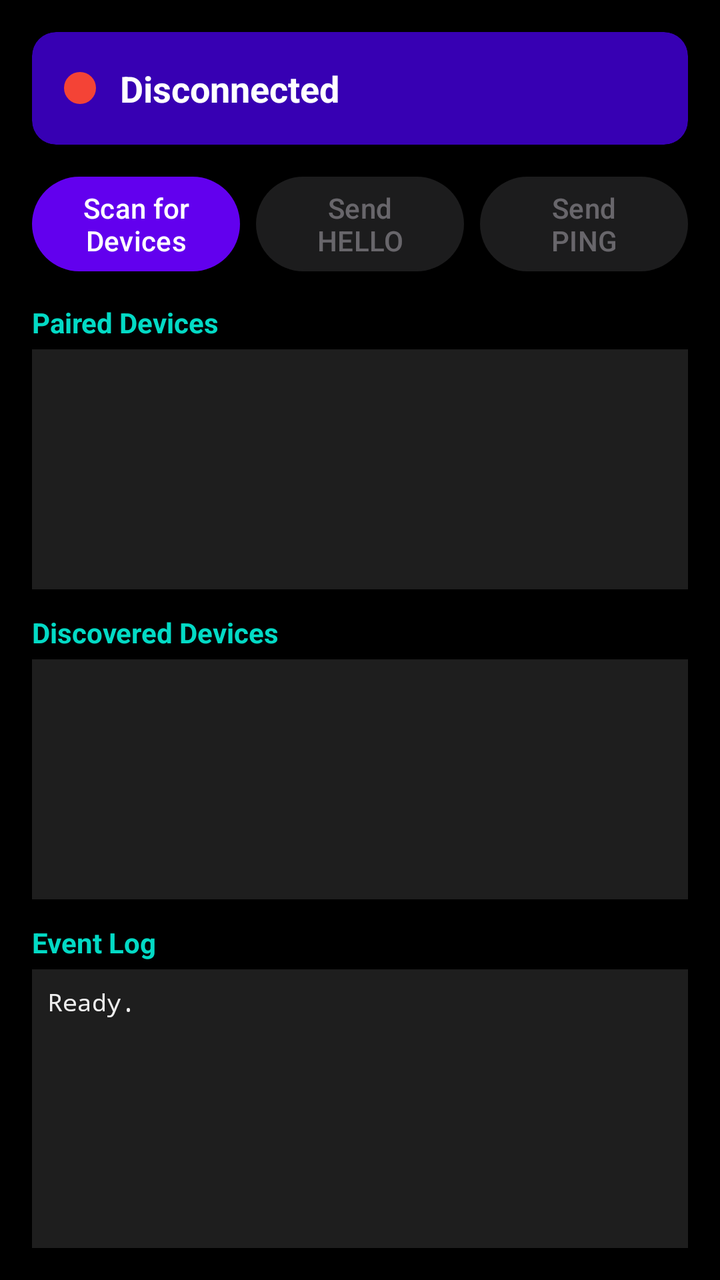
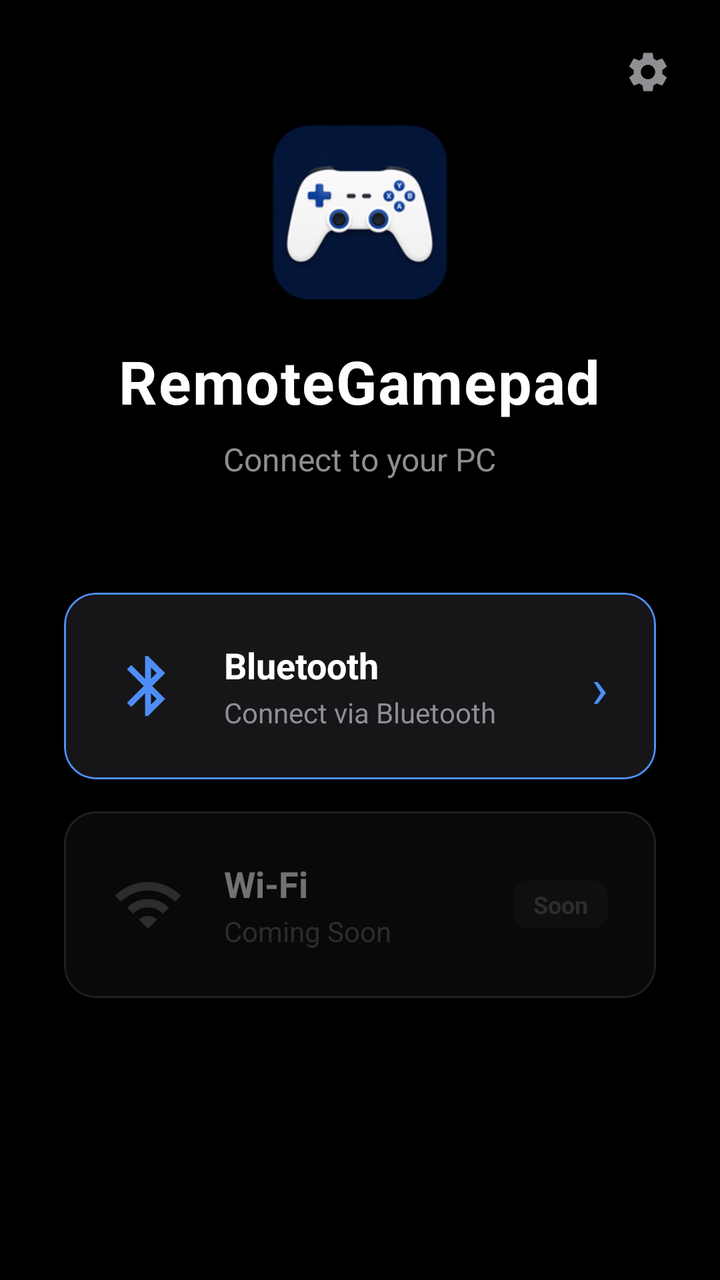

An Android layout rendered at two revisions. The XML below is the earlier revision; the diff shows what the commit changed to produce the second picture.
<!-- AndroidManifest.xml: application theme Theme.RemoteGamepad -->
<!-- res/layout/activity_main.xml -->
<?xml version="1.0" encoding="utf-8"?>
<FrameLayout
    xmlns:android="http://schemas.android.com/apk/res/android"
    xmlns:app="http://schemas.android.com/apk/res-auto"
    android:layout_width="match_parent"
    android:layout_height="match_parent"
    android:background="@color/black">

    
    <LinearLayout
        android:id="@+id/layoutConnection"
        android:layout_width="match_parent"
        android:layout_height="match_parent"
        android:orientation="vertical"
        android:padding="16dp">

        
        <androidx.cardview.widget.CardView
            android:layout_width="match_parent"
            android:layout_height="wrap_content"
            app:cardCornerRadius="12dp"
            app:cardBackgroundColor="@color/purple_700"
            android:layout_marginBottom="12dp">

            <LinearLayout
                android:layout_width="match_parent"
                android:layout_height="wrap_content"
                android:orientation="horizontal"
                android:padding="16dp"
                android:gravity="center_vertical">

                <View
                    android:id="@+id/statusIndicator"
                    android:layout_width="16dp"
                    android:layout_height="16dp"
                    android:background="@drawable/circle_red"
                    android:layout_marginEnd="12dp"/>

                <TextView
                    android:id="@+id/tvStatus"
                    android:layout_width="0dp"
                    android:layout_height="wrap_content"
                    android:layout_weight="1"
                    android:text="@string/status_disconnected"
                    android:textColor="@color/white"
                    android:textSize="18sp"
                    android:textStyle="bold"/>

                <Button
                    android:id="@+id/btnDisconnect"
                    android:layout_width="wrap_content"
                    android:layout_height="wrap_content"
                    android:text="@string/btn_disconnect"
                    android:visibility="gone"/>
            </LinearLayout>
        </androidx.cardview.widget.CardView>

        
        <LinearLayout
            android:layout_width="match_parent"
            android:layout_height="wrap_content"
            android:orientation="horizontal"
            android:layout_marginBottom="12dp">

            <Button
                android:id="@+id/btnScan"
                android:layout_width="0dp"
                android:layout_height="wrap_content"
                android:layout_weight="1"
                android:text="@string/btn_scan"
                android:layout_marginEnd="8dp"/>

            <Button
                android:id="@+id/btnSendHello"
                android:layout_width="0dp"
                android:layout_height="wrap_content"
                android:layout_weight="1"
                android:text="@string/btn_send_hello"
                android:enabled="false"
                android:layout_marginEnd="8dp"/>

            <Button
                android:id="@+id/btnSendPing"
                android:layout_width="0dp"
                android:layout_height="wrap_content"
                android:layout_weight="1"
                android:text="@string/btn_send_ping"
                android:enabled="false"/>
        </LinearLayout>

        
        <TextView
            android:layout_width="match_parent"
            android:layout_height="wrap_content"
            android:text="@string/label_paired"
            android:textColor="@color/teal_200"
            android:textStyle="bold"
            android:layout_marginBottom="4dp"/>

        <androidx.recyclerview.widget.RecyclerView
            android:id="@+id/rvPairedDevices"
            android:layout_width="match_parent"
            android:layout_height="120dp"
            android:layout_marginBottom="12dp"
            android:background="@color/log_bg"/>

        <TextView
            android:layout_width="match_parent"
            android:layout_height="wrap_content"
            android:text="@string/label_discovered"
            android:textColor="@color/teal_200"
            android:textStyle="bold"
            android:layout_marginBottom="4dp"/>

        <androidx.recyclerview.widget.RecyclerView
            android:id="@+id/rvDiscoveredDevices"
            android:layout_width="match_parent"
            android:layout_height="120dp"
            android:layout_marginBottom="12dp"
            android:background="@color/log_bg"/>

        
        <TextView
            android:layout_width="match_parent"
            android:layout_height="wrap_content"
            android:text="@string/label_log"
            android:textColor="@color/teal_200"
            android:textStyle="bold"
            android:layout_marginBottom="4dp"/>

        <ScrollView
            android:id="@+id/scrollView"
            android:layout_width="match_parent"
            android:layout_height="0dp"
            android:layout_weight="1"
            android:background="@color/log_bg"
            android:padding="8dp">

            <TextView
                android:id="@+id/tvLog"
                android:layout_width="match_parent"
                android:layout_height="wrap_content"
                android:textColor="@color/log_text"
                android:textSize="12sp"
                android:fontFamily="monospace"
                android:text="Ready.
"/>
        </ScrollView>
    </LinearLayout>

    
    <com.remotegamepad.ui.GamepadView
        android:id="@+id/gamepadView"
        android:layout_width="match_parent"
        android:layout_height="match_parent"
        android:visibility="gone"/>

</FrameLayout>
<!-- resources referenced by this layout -->
<resources>
  <color name="log_bg">#FF1E1E1E</color>
  <color name="log_text">#FFEEEEEE</color>
  <!-- drawable circle_red (drawable) -->
  <?xml version="1.0" encoding="utf-8"?>
  <shape xmlns:android="http://schemas.android.com/apk/res/android"
      android:shape="oval">
      <solid android:color="@color/status_red"/>
  </shape>
  <string name="btn_disconnect">Disconnect</string>
  <string name="btn_scan">Scan for Devices</string>
  <string name="btn_send_hello">Send HELLO</string>
  <string name="btn_send_ping">Send PING</string>
  <string name="label_discovered">Discovered Devices</string>
  <string name="label_log">Event Log</string>
  <string name="label_paired">Paired Devices</string>
  <string name="status_disconnected">Disconnected</string>
  <color name="status_red">#FFF44336</color>
  <!-- unchanged entries left out for length: 6 -->
</resources>

<!-- the commit's change to res/layout/activity_main.xml (unified diff, before → after) -->
@@ -7,145 +7,392 @@
     android:background="@color/black">
 
     
+    <FrameLayout
+        android:id="@+id/layoutHome"
+        android:layout_width="match_parent"
+        android:layout_height="match_parent">
+
+        
+        <ImageButton
+            android:id="@+id/btnControllerStyle"
+            android:layout_width="48dp"
+            android:layout_height="48dp"
+            android:layout_gravity="top|end"
+            android:layout_marginTop="12dp"
+            android:layout_marginEnd="12dp"
+            android:src="@drawable/ic_settings"
+            android:background="?attr/selectableItemBackgroundBorderless"
+            android:contentDescription="@string/controller_style_title"
+            android:scaleType="center"/>
+
+    <LinearLayout
+        android:layout_width="match_parent"
+        android:layout_height="match_parent"
+        android:orientation="vertical"
+        android:gravity="center_horizontal"
+        android:paddingStart="32dp"
+        android:paddingEnd="32dp">
+
+        <Space
+            android:layout_width="0dp"
+            android:layout_height="0dp"
+            android:layout_weight="1"/>
+
+        
+        <ImageView
+            android:layout_width="88dp"
+            android:layout_height="88dp"
+            android:src="@mipmap/ic_launcher"
+            android:layout_marginBottom="20dp"
+            android:importantForAccessibility="no"/>
+
+        
+        <TextView
+            android:layout_width="wrap_content"
+            android:layout_height="wrap_content"
+            android:text="@string/app_name"
+            android:textColor="@color/white"
+            android:textSize="30sp"
+            android:textStyle="bold"
+            android:letterSpacing="0.02"
+            android:layout_marginBottom="8dp"/>
+
+        
+        <TextView
+            android:layout_width="wrap_content"
+            android:layout_height="wrap_content"
+            android:text="@string/home_subtitle"
+            android:textColor="@color/text_secondary"
+            android:textSize="16sp"
+            android:layout_marginBottom="56dp"/>
+
+        
+        <com.google.android.material.card.MaterialCardView
+            android:id="@+id/cardBluetooth"
+            android:layout_width="match_parent"
+            android:layout_height="wrap_content"
+            android:layout_marginBottom="16dp"
+            android:clickable="true"
+            android:focusable="true"
+            android:foreground="?attr/selectableItemBackground"
+            app:cardCornerRadius="16dp"
+            app:cardBackgroundColor="@color/surface"
+            app:strokeColor="@color/accent"
+            app:strokeWidth="1dp"
+            app:cardElevation="0dp">
+
+            <LinearLayout
+                android:layout_width="match_parent"
+                android:layout_height="wrap_content"
+                android:orientation="horizontal"
+                android:padding="24dp"
+                android:gravity="center_vertical">
+
+                <ImageView
+                    android:layout_width="36dp"
+                    android:layout_height="36dp"
+                    android:src="@drawable/ic_bluetooth_symbol"
+                    android:layout_marginEnd="20dp"
+                    android:importantForAccessibility="no"/>
+
+                <LinearLayout
+                    android:layout_width="0dp"
+                    android:layout_height="wrap_content"
+                    android:layout_weight="1"
+                    android:orientation="vertical">
+
+                    <TextView
+                        android:layout_width="wrap_content"
+                        android:layout_height="wrap_content"
+                        android:text="@string/home_bluetooth_title"
+                        android:textColor="@color/white"
+                        android:textSize="18sp"
+                        android:textStyle="bold"/>
+
+                    <TextView
+                        android:layout_width="wrap_content"
+                        android:layout_height="wrap_content"
+                        android:text="@string/home_bluetooth_subtitle"
+                        android:textColor="@color/text_secondary"
+                        android:textSize="14sp"
+                        android:layout_marginTop="2dp"/>
+                </LinearLayout>
+
+                
+                <TextView
+                    android:layout_width="wrap_content"
+                    android:layout_height="wrap_content"
+                    android:text="›"
+                    android:textColor="@color/accent"
+                    android:textSize="28sp"/>
+            </LinearLayout>
+        </com.google.android.material.card.MaterialCardView>
+
+        
+        <com.google.android.material.card.MaterialCardView
+            android:id="@+id/cardWifi"
+            android:layout_width="match_parent"
+            android:layout_height="wrap_content"
+            android:layout_marginBottom="16dp"
+            android:alpha="0.45"
+            app:cardCornerRadius="16dp"
+            app:cardBackgroundColor="@color/surface"
+            app:cardElevation="0dp">
+
+            <LinearLayout
+                android:layout_width="match_parent"
+                android:layout_height="wrap_content"
+                android:orientation="horizontal"
+                android:padding="24dp"
+                android:gravity="center_vertical">
+
+                <ImageView
+                    android:layout_width="36dp"
+                    android:layout_height="36dp"
+                    android:src="@drawable/ic_wifi_symbol"
+                    android:layout_marginEnd="20dp"
+                    android:importantForAccessibility="no"/>
+
+                <LinearLayout
+                    android:layout_width="0dp"
+                    android:layout_height="wrap_content"
+                    android:layout_weight="1"
+                    android:orientation="vertical">
+
+                    <TextView
+                        android:layout_width="wrap_content"
+                        android:layout_height="wrap_content"
+                        android:text="@string/home_wifi_title"
+                        android:textColor="@color/white"
+                        android:textSize="18sp"
+                        android:textStyle="bold"/>
+
+                    <TextView
+                        android:layout_width="wrap_content"
+                        android:layout_height="wrap_content"
+                        android:text="@string/home_wifi_subtitle"
+                        android:textColor="@color/text_hint"
+                        android:textSize="14sp"
+                        android:layout_marginTop="2dp"/>
+                </LinearLayout>
+
+                
+                <TextView
+                    android:layout_width="wrap_content"
+                    android:layout_height="wrap_content"
+                    android:text="Soon"
+                    android:textColor="@color/text_hint"
+                    android:textSize="12sp"
+                    android:textStyle="bold"
+                    android:background="@drawable/bg_badge"
+                    android:paddingStart="10dp"
+                    android:paddingEnd="10dp"
+                    android:paddingTop="4dp"
+                    android:paddingBottom="4dp"/>
+            </LinearLayout>
+        </com.google.android.material.card.MaterialCardView>
+
+        <Space
+            android:layout_width="0dp"
+            android:layout_height="0dp"
+            android:layout_weight="2"/>
+    </LinearLayout>
+    </FrameLayout>
+
+    
     <LinearLayout
         android:id="@+id/layoutConnection"
         android:layout_width="match_parent"
         android:layout_height="match_parent"
         android:orientation="vertical"
-        android:padding="16dp">
-
-        
-        <androidx.cardview.widget.CardView
-            android:layout_width="match_parent"
-            android:layout_height="wrap_content"
-            app:cardCornerRadius="12dp"
-            app:cardBackgroundColor="@color/purple_700"
-            android:layout_marginBottom="12dp">
-
+        android:background="@color/black"
+        android:visibility="gone">
+
+        
+        <LinearLayout
+            android:layout_width="match_parent"
+            android:layout_height="56dp"
+            android:orientation="horizontal"
+            android:gravity="center_vertical"
+            android:paddingStart="4dp"
+            android:paddingEnd="16dp"
+            android:background="@color/surface">
+
+            <ImageButton
+                android:id="@+id/btnBack"
+                android:layout_width="48dp"
+                android:layout_height="48dp"
+                android:src="@drawable/ic_arrow_back"
+                android:background="?attr/selectableItemBackgroundBorderless"
+                android:contentDescription="@string/connect_title"
+                android:scaleType="center"/>
+
+            <TextView
+                android:layout_width="0dp"
+                android:layout_height="wrap_content"
+                android:layout_weight="1"
+                android:text="@string/connect_title"
+                android:textColor="@color/white"
+                android:textSize="20sp"
+                android:textStyle="bold"/>
+        </LinearLayout>
+
+        
+        <View
+            android:layout_width="match_parent"
+            android:layout_height="1dp"
+            android:background="@color/surface_light"/>
+
+        
+        <LinearLayout
+            android:layout_width="match_parent"
+            android:layout_height="0dp"
+            android:layout_weight="1"
+            android:orientation="vertical"
+            android:padding="20dp">
+
+            
+            <TextView
+                android:layout_width="wrap_content"
+                android:layout_height="wrap_content"
+                android:text="@string/connect_subtitle"
+                android:textColor="@color/text_secondary"
+                android:textSize="14sp"
+                android:layout_marginBottom="20dp"/>
+
+            
             <LinearLayout
+                android:id="@+id/connectingIndicator"
                 android:layout_width="match_parent"
                 android:layout_height="wrap_content"
                 android:orientation="horizontal"
-                android:padding="16dp"
-                android:gravity="center_vertical">
-
-                <View
-                    android:id="@+id/statusIndicator"
-                    android:layout_width="16dp"
-                    android:layout_height="16dp"
-                    android:background="@drawable/circle_red"
-                    android:layout_marginEnd="12dp"/>
+                android:gravity="center_vertical"
+                android:visibility="gone"
+                android:layout_marginBottom="16dp">
+
+                <ProgressBar
+                    android:layout_width="20dp"
+                    android:layout_height="20dp"
+                    android:layout_marginEnd="12dp"
+                    style="?android:attr/progressBarStyleSmall"/>
 
                 <TextView
-                    android:id="@+id/tvStatus"
-                    android:layout_width="0dp"
-                    android:layout_height="wrap_content"
-                    android:layout_weight="1"
-                    android:text="@string/status_disconnected"
+                    android:id="@+id/tvConnectingText"
+                    android:layout_width="wrap_content"
+                    android:layout_height="wrap_content"
+                    android:text="@string/connecting_to_device"
+                    android:textColor="@color/text_secondary"
+                    android:textSize="14sp"/>
+            </LinearLayout>
+
+            
+            <LinearLayout
+                android:id="@+id/emptyState"
+                android:layout_width="match_parent"
+                android:layout_height="match_parent"
+                android:orientation="vertical"
+                android:gravity="center"
+                android:visibility="gone">
+
+                <ImageView
+                    android:layout_width="64dp"
+                    android:layout_height="64dp"
+                    android:src="@drawable/ic_bluetooth_symbol"
+                    android:layout_marginBottom="20dp"
+                    android:alpha="0.35"
+                    android:importantForAccessibility="no"/>
+
+                <TextView
+                    android:layout_width="wrap_content"
+                    android:layout_height="wrap_content"
+                    android:text="@string/no_devices_found"
                     android:textColor="@color/white"
                     android:textSize="18sp"
-                    android:textStyle="bold"/>
-
-                <Button
-                    android:id="@+id/btnDisconnect"
+                    android:textStyle="bold"
+                    android:layout_marginBottom="8dp"/>
+
+                <TextView
                     android:layout_width="wrap_content"
                     android:layout_height="wrap_content"
-                    android:text="@string/btn_disconnect"
-                    android:visibility="gone"/>
+                    android:text="@string/no_devices_hint"
+                    android:textColor="@color/text_secondary"
+                    android:textSize="14sp"
+                    android:gravity="center"
+                    android:paddingStart="32dp"
+                    android:paddingEnd="32dp"/>
             </LinearLayout>
-        </androidx.cardview.widget.CardView>
-
-        
-        <LinearLayout
-            android:layout_width="match_parent"
-            android:layout_height="wrap_content"
-            android:orientation="horizontal"
-            android:layout_marginBottom="12dp">
-
-            <Button
-                android:id="@+id/btnScan"
-                android:layout_width="0dp"
-                android:layout_height="wrap_content"
-                android:layout_weight="1"
-                android:text="@string/btn_scan"
-                android:layout_marginEnd="8dp"/>
-
-            <Button
-                android:id="@+id/btnSendHello"
-                android:layout_width="0dp"
-                android:layout_height="wrap_content"
-                android:layout_weight="1"
-                android:text="@string/btn_send_hello"
-                android:enabled="false"
-                android:layout_marginEnd="8dp"/>
-
-            <Button
-                android:id="@+id/btnSendPing"
-                android:layout_width="0dp"
-                android:layout_height="wrap_content"
-                android:layout_weight="1"
-                android:text="@string/btn_send_ping"
-                android:enabled="false"/>
+
+            
+            <ScrollView
+                android:id="@+id/deviceListScroll"
+                android:layout_width="match_parent"
+                android:layout_height="match_parent"
+                android:visibility="gone"
+                android:scrollbarThumbVertical="@color/text_hint"
+                android:fadeScrollbars="false">
+
+                <LinearLayout
+                    android:layout_width="match_parent"
+                    android:layout_height="wrap_content"
+                    android:orientation="vertical">
+
+                    
+                    <TextView
+                        android:id="@+id/pairedSectionHeader"
+                        android:layout_width="wrap_content"
+                        android:layout_height="wrap_content"
+                        android:text="@string/section_paired"
+                        android:textColor="@color/text_secondary"
+                        android:textSize="12sp"
+                        android:textStyle="bold"
+                        android:letterSpacing="0.05"
+                        android:layout_marginBottom="8dp"
+                        android:visibility="gone"/>
+
+                    <androidx.recyclerview.widget.RecyclerView
+                        android:id="@+id/rvPairedDevices"
+                        android:layout_width="match_parent"
+                        android:layout_height="wrap_content"
+                        android:nestedScrollingEnabled="false"
+                        android:layout_marginBottom="16dp"/>
+
+                    
+                    <TextView
+                        android:id="@+id/discoveredSectionHeader"
+                        android:layout_width="wrap_content"
+                        android:layout_height="wrap_content"
+                        android:text="@string/section_available"
+                        android:textColor="@color/text_secondary"
+                        android:textSize="12sp"
+                        android:textStyle="bold"
+                        android:letterSpacing="0.05"
+                        android:layout_marginBottom="8dp"
+                        android:visibility="gone"/>
+
+                    <androidx.recyclerview.widget.RecyclerView
+                        android:id="@+id/rvDiscoveredDevices"
+                        android:layout_width="match_parent"
+                        android:layout_height="wrap_content"
+                        android:nestedScrollingEnabled="false"/>
+                </LinearLayout>
+            </ScrollView>
         </LinearLayout>
 
         
-        <TextView
-            android:layout_width="match_parent"
-            android:layout_height="wrap_content"
-            android:text="@string/label_paired"
-            android:textColor="@color/teal_200"
+        <com.google.android.material.button.MaterialButton
+            android:id="@+id/btnScan"
+            android:layout_width="match_parent"
+            android:layout_height="52dp"
+            android:layout_marginStart="20dp"
+            android:layout_marginEnd="20dp"
+            android:layout_marginBottom="20dp"
+            android:text="@string/btn_scan"
+            android:textColor="@color/white"
+            android:textSize="16sp"
             android:textStyle="bold"
-            android:layout_marginBottom="4dp"/>
-
-        <androidx.recyclerview.widget.RecyclerView
-            android:id="@+id/rvPairedDevices"
-            android:layout_width="match_parent"
-            android:layout_height="120dp"
-            android:layout_marginBottom="12dp"
-            android:background="@color/log_bg"/>
-
-        <TextView
-            android:layout_width="match_parent"
-            android:layout_height="wrap_content"
-            android:text="@string/label_discovered"
-            android:textColor="@color/teal_200"
-            android:textStyle="bold"
-            android:layout_marginBottom="4dp"/>
-
-        <androidx.recyclerview.widget.RecyclerView
-            android:id="@+id/rvDiscoveredDevices"
-            android:layout_width="match_parent"
-            android:layout_height="120dp"
-            android:layout_marginBottom="12dp"
-            android:background="@color/log_bg"/>
-
-        
-        <TextView
-            android:layout_width="match_parent"
-            android:layout_height="wrap_content"
-            android:text="@string/label_log"
-            android:textColor="@color/teal_200"
-            android:textStyle="bold"
-            android:layout_marginBottom="4dp"/>
-
-        <ScrollView
-            android:id="@+id/scrollView"
-            android:layout_width="match_parent"
-            android:layout_height="0dp"
-            android:layout_weight="1"
-            android:background="@color/log_bg"
-            android:padding="8dp">
-
-            <TextView
-                android:id="@+id/tvLog"
-                android:layout_width="match_parent"
-                android:layout_height="wrap_content"
-                android:textColor="@color/log_text"
-                android:textSize="12sp"
-                android:fontFamily="monospace"
-                android:text="Ready.
-"/>
-        </ScrollView>
+            app:backgroundTint="@color/accent"
+            app:cornerRadius="12dp"
+            style="@style/Widget.Material3.Button"/>
     </LinearLayout>
 
     
<!-- resource entries referenced after the edit -->
@@ -1,22 +1,74 @@
 <!-- resources referenced by this layout -->
 <resources>
-  <color name="log_bg">#FF1E1E1E</color>
-  <color name="log_text">#FFEEEEEE</color>
-  <!-- drawable circle_red (drawable) -->
+  <color name="accent">#FF4E8EF7</color>
+  <color name="surface">#FF161618</color>
+  <color name="surface_light">#FF222226</color>
+  <color name="text_hint">#FF636366</color>
+  <color name="text_secondary">#FF8E8E93</color>
+  <!-- drawable bg_badge (drawable) -->
   <?xml version="1.0" encoding="utf-8"?>
   <shape xmlns:android="http://schemas.android.com/apk/res/android"
-      android:shape="oval">
-      <solid android:color="@color/status_red"/>
+      android:shape="rectangle">
+      <solid android:color="@color/surface_light"/>
+      <corners android:radius="8dp"/>
   </shape>
-  <string name="btn_disconnect">Disconnect</string>
-  <string name="btn_scan">Scan for Devices</string>
-  <string name="btn_send_hello">Send HELLO</string>
-  <string name="btn_send_ping">Send PING</string>
-  <string name="label_discovered">Discovered Devices</string>
-  <string name="label_log">Event Log</string>
-  <string name="label_paired">Paired Devices</string>
-  <string name="status_disconnected">Disconnected</string>
-  <color name="status_red">#FFF44336</color>
+  <!-- drawable ic_arrow_back (drawable) -->
+  <vector xmlns:android="http://schemas.android.com/apk/res/android"
+      android:width="24dp"
+      android:height="24dp"
+      android:viewportWidth="24"
+      android:viewportHeight="24">
+      <path
+          android:fillColor="#FFFFFFFF"
+          android:pathData="M20,11H7.83l5.59,-5.59L12,4l-8,8 8,8 1.41,-1.41L7.83,13H20v-2z"/>
+  </vector>
+  <!-- drawable ic_bluetooth_symbol (drawable) -->
+  <vector xmlns:android="http://schemas.android.com/apk/res/android"
+      android:width="32dp"
+      android:height="32dp"
+      android:viewportWidth="24"
+      android:viewportHeight="24">
+      <path
+          android:fillColor="#FF4E8EF7"
+          android:pathData="M17.71,7.71L12,2h-1v7.59L6.41,5 5,6.41 10.59,12 5,17.59 6.41,19 11,14.41V22h1l5.71,-5.71 -4.3,-4.29 4.3,-4.29zM13,5.83l1.88,1.88L13,9.59V5.83zM14.88,16.29L13,18.17v-3.76l1.88,1.88z"/>
+  </vector>
+  <!-- drawable ic_settings (drawable) -->
+  <?xml version="1.0" encoding="utf-8"?>
+  <vector xmlns:android="http://schemas.android.com/apk/res/android"
+      android:width="24dp"
+      android:height="24dp"
+      android:viewportWidth="24"
+      android:viewportHeight="24">
+      <path
+          android:fillColor="#8E8E93"
+          android:pathData="M19.14,12.94c0.04,-0.3 0.06,-0.61 0.06,-0.94c0,-0.32 -0.02,-0.64 -0.07,-0.94l2.03,-1.58c0.18,-0.14 0.23,-0.41 0.12,-0.61l-1.92,-3.32c-0.12,-0.22 -0.37,-0.29 -0.59,-0.22l-2.39,0.96c-0.5,-0.38 -1.03,-0.7 -1.62,-0.94L14.4,2.81c-0.04,-0.24 -0.24,-0.41 -0.48,-0.41h-3.84c-0.24,0 -0.43,0.17 -0.47,0.41L9.25,5.35C8.66,5.59 8.12,5.92 7.63,6.29L5.24,5.33c-0.22,-0.08 -0.47,0 -0.59,0.22L2.74,8.87C2.62,9.08 2.66,9.34 2.86,9.48l2.03,1.58C4.84,11.36 4.8,11.69 4.8,12s0.02,0.64 0.07,0.94l-2.03,1.58c-0.18,0.14 -0.23,0.41 -0.12,0.61l1.92,3.32c0.12,0.22 0.37,0.29 0.59,0.22l2.39,-0.96c0.5,0.38 1.03,0.7 1.62,0.94l0.36,2.54c0.05,0.24 0.24,0.41 0.48,0.41h3.84c0.24,0 0.44,-0.17 0.47,-0.41l0.36,-2.54c0.59,-0.24 1.13,-0.56 1.62,-0.94l2.39,0.96c0.22,0.08 0.47,0 0.59,-0.22l1.92,-3.32c0.12,-0.22 0.07,-0.47 -0.12,-0.61L19.14,12.94zM12,15.6c-1.98,0 -3.6,-1.62 -3.6,-3.6s1.62,-3.6 3.6,-3.6s3.6,1.62 3.6,3.6S13.98,15.6 12,15.6z"/>
+  </vector>
+  <!-- drawable ic_wifi_symbol (drawable) -->
+  <vector xmlns:android="http://schemas.android.com/apk/res/android"
+      android:width="32dp"
+      android:height="32dp"
+      android:viewportWidth="24"
+      android:viewportHeight="24">
+      <path
+          android:fillColor="#FF636366"
+          android:pathData="M1,9l2,2c4.97,-4.97 13.03,-4.97 18,0l2,-2C16.93,2.93 7.08,2.93 1,9zM5,13l2,2c2.76,-2.76 7.24,-2.76 10,0l2,-2C15.14,9.14 8.87,9.14 5,13zM9,17l3,3 3,-3c-1.65,-1.66 -4.34,-1.66 -6,0z"/>
+  </vector>
+  <!-- mipmap ic_launcher: png bitmap (mipmap-hdpi, 6329 bytes) -->
+  <string name="app_name">RemoteGamepad</string>
+  <string name="btn_scan">Scan for devices</string>
+  <string name="connect_subtitle">Select your PC to connect</string>
+  <string name="connect_title">Connect via Bluetooth</string>
+  <string name="connecting_to_device">Connecting\u2026</string>
+  <string name="controller_style_title">Controller Style</string>
+  <string name="home_bluetooth_subtitle">Connect via Bluetooth</string>
+  <string name="home_bluetooth_title">Bluetooth</string>
+  <string name="home_subtitle">Connect to your PC</string>
+  <string name="home_wifi_subtitle">Coming Soon</string>
+  <string name="home_wifi_title">Wi-Fi</string>
+  <string name="no_devices_found">No devices found</string>
+  <string name="no_devices_hint">Make sure your PC\'s Bluetooth is turned on and try scanning again.</string>
+  <string name="section_available">AVAILABLE</string>
+  <string name="section_paired">PAIRED</string>
   <!-- unchanged entries left out for length: 6 -->
 </resources>
 
